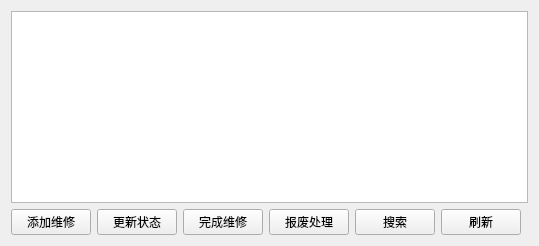
Old version of the form LabEquipmentManager/maintenancewidget.ui in the repository S-15-code/Lab.
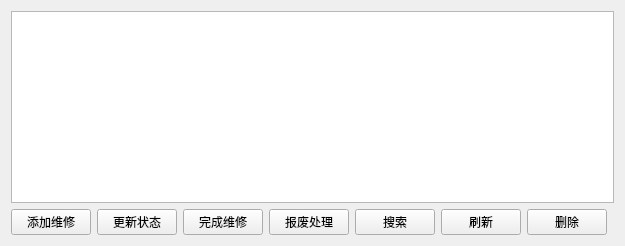
New version of the form.

Patch:
```diff
--- a/LabEquipmentManager/maintenancewidget.ui
+++ b/LabEquipmentManager/maintenancewidget.ui
@@ -14,6 +14,7 @@
      <item><widget class="QPushButton" name="scrapButton"><property name="text"><string>报废处理</string></property></widget></item>
      <item><widget class="QPushButton" name="searchButton"><property name="text"><string>搜索</string></property></widget></item>
      <item><widget class="QPushButton" name="refreshButton"><property name="text"><string>刷新</string></property></widget></item>
+     <item><widget class="QPushButton" name="deleteButton"><property name="text"><string>删除</string></property></widget></item>
      <item><spacer name="horizontalSpacer"><property name="orientation"><enum>Qt::Horizontal</enum></property><property name="sizeType"><enum>QSizePolicy::Expanding</enum></property></spacer></item>
     </layout>
    </item>
```
